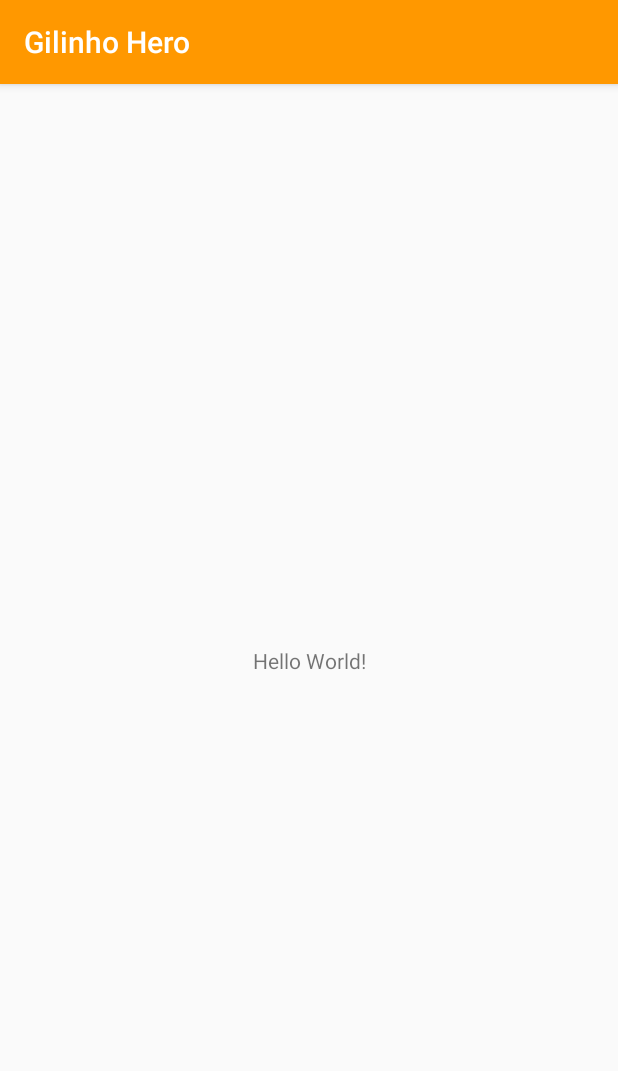
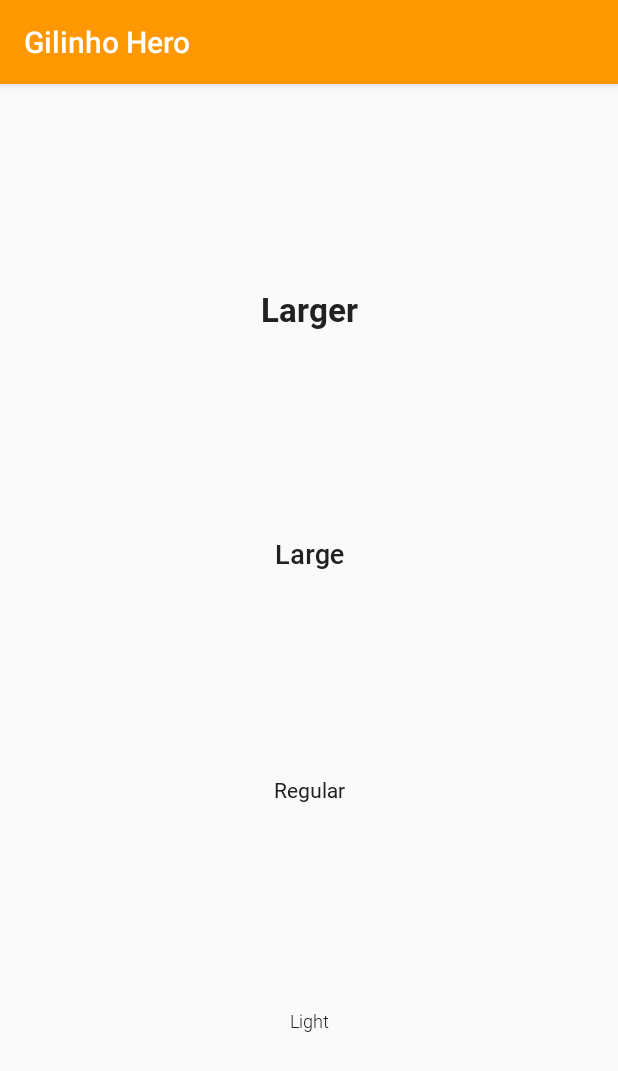
Before and after one commit to GilbertoHdz/Gilinho-Hero, an Android app: the screen it shows after launch (MainActivity), on a phone screen of 412 x 824 dp. Shown: the top 1071 px of the screen. Run offline under Robolectric (Android 15) with nearby library versions, the phone set to English and light mode, and no system bars; our stand-ins replace Dagger/Hilt's generated code.

Commit message:
step6: Config theme styles and font with dimens standard.

```diff
--- a/android-utils/src/main/res/values/colors.xml
+++ b/android-utils/src/main/res/values/colors.xml
@@ -5,7 +5,7 @@
     <color name="primaryLight">#FFE0B2</color>
     <color name="accent">#FFC107</color>
     <color name="primaryText">#212121</color>
-    <color name="secondaryText">#757575</color>
+    <color name="textColorSecondary">#757575</color>
     <color name="icons">#212121</color>
     <color name="divider">#BDBDBD</color>
 </resources>
--- /dev/null
+++ b/android-utils/src/main/res/values/dimen.xml
@@ -0,0 +1,20 @@
+<?xml version="1.0" encoding="utf-8"?>
+<resources>
+    <!-- font sizes -->
+    <dimen name="font_larger">22sp</dimen>
+    <dimen name="font_large">18sp</dimen>
+    <dimen name="font_normal">14sp</dimen>
+    <dimen name="font_small">12sp</dimen>
+
+    <!-- typical spacing between two views -->
+    <dimen name="spacing_huge">40dp</dimen>
+    <dimen name="spacing_large">24dp</dimen>
+    <dimen name="spacing_normal">14dp</dimen>
+    <dimen name="spacing_small">10dp</dimen>
+    <dimen name="spacing_tiny">4dp</dimen>
+
+    <!-- typical sizes of views -->
+    <dimen name="button_height_tall">60dp</dimen>
+    <dimen name="button_height_normal">40dp</dimen>
+    <dimen name="button_height_short">32dp</dimen>
+</resources>
--- a/android-utils/src/main/res/values/styles.xml
+++ b/android-utils/src/main/res/values/styles.xml
@@ -1,10 +1,55 @@
 <?xml version="1.0" encoding="utf-8"?>
 <resources>
     <!-- Base application theme. -->
-    <style name="AppTheme" parent="Theme.AppCompat.Light.DarkActionBar">
+    <style name="BaseAppTheme" parent="Theme.AppCompat.Light.DarkActionBar">
         <!-- Customize your theme here. -->
         <item name="colorPrimary">@color/primary</item>
         <item name="colorPrimaryDark">@color/primaryDark</item>
         <item name="colorAccent">@color/accent</item>
+
+        <item name="android:textColorPrimary">@color/primaryText</item>
+        <item name="android:textColorSecondary">@color/textColorSecondary</item>
+
+        <item name="android:textAppearance">@style/Font.Regular</item>
+        <item name="android:textSize">@dimen/font_normal</item>
     </style>
+
+    <style name="AppTheme" parent="BaseAppTheme"/>
+
+    <!-- FONT STYLES -->
+    <style name="Font.Bold" parent="android:TextAppearance">
+        <item name="android:fontFamily">@font/roboto_bold</item>
+    </style>
+
+    <style name="Font.Medium" parent="android:TextAppearance">
+        <item name="android:fontFamily">@font/roboto_medium</item>
+    </style>
+
+    <style name="Font.Light" parent="android:TextAppearance">
+        <item name="android:fontFamily">@font/roboto_light</item>
+    </style>
+
+    <style name="Font.Regular" parent="android:TextAppearance">
+        <item name="android:fontFamily">@font/roboto_regular</item>
+    </style>
+    <!-- END FONT STYLES -->
+
+    <!-- Widget: LAYOUT -->
+    <style name="larger_bold_layout" parent="@style/Font.Bold">
+        <item name="android:textSize">@dimen/font_larger</item>
+    </style>
+
+    <style name="normal_medium_layout" parent="@style/Font.Medium">
+        <item name="android:textSize">@dimen/font_large</item>
+    </style>
+
+    <style name="normal_regular_layout" parent="@style/Font.Regular">
+        <item name="android:textSize">@dimen/font_normal</item>
+    </style>
+
+    <style name="small_light_layout" parent="@style/Font.Light">
+        <item name="android:textSize">@dimen/font_small</item>
+    </style>
+    <!-- END Widget: LAYOUT -->
+
 </resources>
--- a/app/src/main/AndroidManifest.xml
+++ b/app/src/main/AndroidManifest.xml
@@ -9,7 +9,7 @@
         android:label="@string/app_name"
         android:roundIcon="@mipmap/ic_launcher_round"
         android:supportsRtl="true"
-        android:theme="@style/AppTheme">
+        android:theme="@style/BaseAppTheme">
         <activity android:name=".MainActivity">
             <intent-filter>
                 <action android:name="android.intent.action.MAIN" />
--- a/app/src/main/res/layout/activity_main.xml
+++ b/app/src/main/res/layout/activity_main.xml
@@ -7,12 +7,52 @@
     tools:context=".MainActivity">
 
     <TextView
+        android:id="@+id/textView3"
+        style="@style/larger_bold_layout"
         android:layout_width="wrap_content"
         android:layout_height="wrap_content"
-        android:text="Hello World!"
-        app:layout_constraintBottom_toBottomOf="parent"
+        android:text="Larger"
+        app:layout_constraintBottom_toTopOf="@+id/textView"
+        app:layout_constraintEnd_toEndOf="parent"
+        app:layout_constraintHorizontal_bias="0.5"
         app:layout_constraintLeft_toLeftOf="parent"
         app:layout_constraintRight_toRightOf="parent"
-        app:layout_constraintTop_toTopOf="parent" />
+        app:layout_constraintStart_toStartOf="parent"
+        app:layout_constraintTop_toTopOf="parent"
+        app:layout_constraintVertical_bias="0.172" />
+
+    <TextView
+        android:id="@+id/textView"
+        style="@style/normal_medium_layout"
+        android:layout_width="wrap_content"
+        android:layout_height="wrap_content"
+        android:text="Large"
+        app:layout_constraintBottom_toTopOf="@+id/textView2"
+        app:layout_constraintEnd_toEndOf="@+id/textView3"
+        app:layout_constraintStart_toStartOf="@+id/textView3"
+        app:layout_constraintTop_toBottomOf="@+id/textView3" />
+
+    <TextView
+        android:id="@+id/textView2"
+        style="@style/normal_regular_layout"
+        android:layout_width="wrap_content"
+        android:layout_height="wrap_content"
+        android:text="Regular"
+        app:layout_constraintBottom_toTopOf="@+id/textView4"
+        app:layout_constraintEnd_toEndOf="parent"
+        app:layout_constraintHorizontal_bias="0.5"
+        app:layout_constraintStart_toStartOf="parent"
+        app:layout_constraintTop_toBottomOf="@+id/textView" />
+
+    <TextView
+        android:id="@+id/textView4"
+        style="@style/small_light_layout"
+        android:layout_width="wrap_content"
+        android:layout_height="wrap_content"
+        android:text="Light"
+        app:layout_constraintBottom_toBottomOf="parent"
+        app:layout_constraintEnd_toEndOf="@+id/textView2"
+        app:layout_constraintStart_toStartOf="@+id/textView2"
+        app:layout_constraintTop_toBottomOf="@+id/textView2" />
 
 </androidx.constraintlayout.widget.ConstraintLayout>
```
Also changed, not shown: android-utils/src/main/res/font/roboto_bold.ttf (added), android-utils/src/main/res/font/roboto_light.ttf (added), android-utils/src/main/res/font/roboto_medium.ttf (added), android-utils/src/main/res/font/roboto_regular.ttf (added), android-utils/src/main/res/font/roboto_thin.ttf (added).
